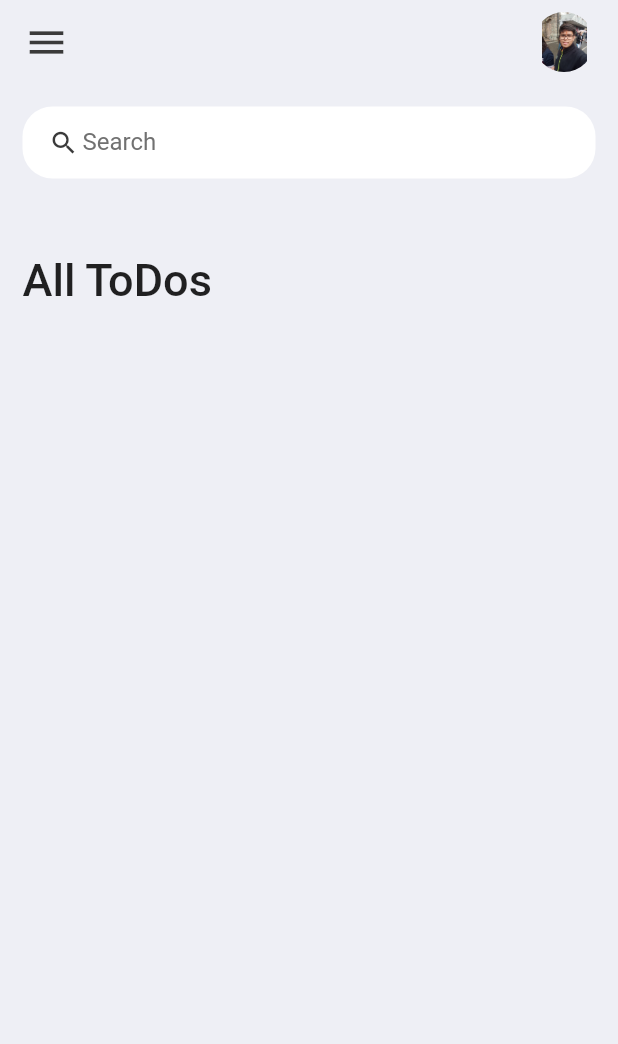
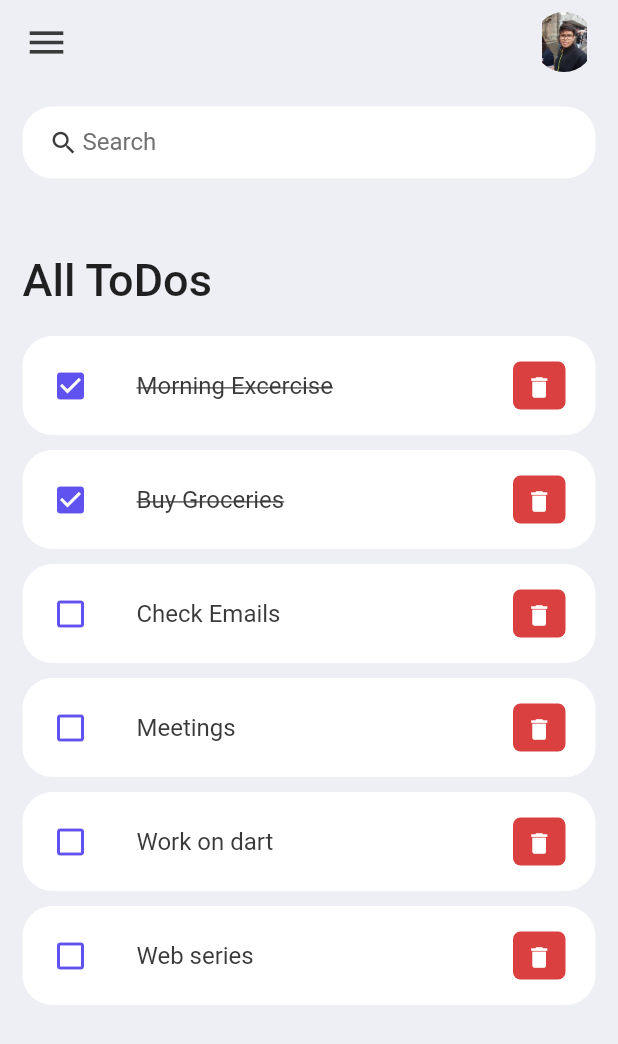
Before and after one commit to RahulRai02/Todo-App-in-Flutter, a Flutter app: the screen it shows after launch, on a phone screen of 412 x 824 dp. Shown: the top 1044 px of the screen. Run offline on Flutter 3.47's test engine with Material 2 defaults, Android fonts, the phone set to English and light mode, and no system bars.

Commit message:
Step2: Static todos rendered on the listtiles

```diff
--- a/lib/main.dart
+++ b/lib/main.dart
@@ -11,7 +11,7 @@ class MyApp extends StatelessWidget {
   // This widget is the root of your application.
   @override
   Widget build(BuildContext context) {
-    return const MaterialApp(
+    return MaterialApp(
       title: 'Todo App',
       home: Home(),
     );
--- /dev/null
+++ b/lib/model/todo.dart
@@ -0,0 +1,34 @@
+class Todo {
+  String? id;
+  String todoText;
+  late bool isDone;
+
+  Todo({
+    required this.id,
+    required this.todoText,
+    this.isDone = false,
+  });
+
+  static List<Todo> todoListItems() {
+    return [
+      Todo(id: '01', todoText: 'Morning Excercise', isDone: true),
+      Todo(id: '02', todoText: 'Buy Groceries', isDone: true),
+      Todo(
+        id: '03',
+        todoText: 'Check Emails',
+      ),
+      Todo(
+        id: '04',
+        todoText: 'Meetings',
+      ),
+      Todo(
+        id: '05',
+        todoText: 'Work on dart',
+      ),
+      Todo(
+        id: '06',
+        todoText: 'Web series',
+      ),
+    ];
+  }
+}
--- a/lib/screens/home.dart
+++ b/lib/screens/home.dart
@@ -1,9 +1,15 @@
+// ignore_for_file: prefer_const_constructors
+
 import 'package:flutter/material.dart';
 import 'package:mytodo/constants/colors.dart';
+import 'package:mytodo/model/todo.dart';
 import 'package:mytodo/search_box.dart';
+import 'package:mytodo/todo_item.dart';
 
 class Home extends StatelessWidget {
-  const Home({super.key});
+  Home({super.key});
+
+  final todoListStat = Todo.todoListItems();
 
   @override
   Widget build(BuildContext context) {
@@ -35,13 +41,11 @@ class Home extends StatelessWidget {
         child: Column(
           // ignore: prefer_const_literals_to_create_immutables
           children: [
-            // ignore: prefer_const_constructors
             searchBox(),
             Expanded(
               child: ListView(
                 children: [
                   Container(
-                    // ignore: prefer_const_constructors
                     margin: EdgeInsets.only(
                       top: 50,
                       bottom: 20,
@@ -53,10 +57,16 @@ class Home extends StatelessWidget {
                         fontWeight: FontWeight.w500,
                       ),
                     ),
-                  )
+                  ),
+                  for (Todo todo in todoListStat)
+                    ToDoItem(
+                      note: todo,
+                    ),
+
+                  // ToDoItem(),
                 ],
               ),
-            )
+            ),
           ],
         ),
       ),
--- /dev/null
+++ b/lib/todo_item.dart
@@ -0,0 +1,64 @@
+// ignore_for_file: prefer_const_constructors
+import 'package:flutter/material.dart';
+import 'package:mytodo/constants/colors.dart';
+import 'dart:developer' as devtools show log;
+
+import 'package:mytodo/model/todo.dart';
+
+class ToDoItem extends StatelessWidget {
+  final Todo note;
+  const ToDoItem({super.key, required this.note});
+
+  @override
+  Widget build(BuildContext context) {
+    return Container(
+      margin: EdgeInsets.only(
+        bottom: 10,
+      ),
+      child: ListTile(
+          contentPadding: EdgeInsets.symmetric(
+            vertical: 5,
+            horizontal: 20,
+          ),
+          onTap: () {
+            devtools.log('Clicked on the List title');
+          },
+          shape: RoundedRectangleBorder(
+            borderRadius: BorderRadius.circular(20),
+          ),
+          tileColor: Colors.white,
+          leading: Icon(
+            note.isDone ? Icons.check_box : Icons.check_box_outline_blank,
+            color: tdBlue,
+          ),
+          title: Text(
+            note.todoText,
+            // 'Check Mail',
+            style: TextStyle(
+              fontSize: 16,
+              color: tdBlack,
+              decoration: note.isDone ? TextDecoration.lineThrough : null,
+            ),
+          ),
+          trailing: Container(
+            padding: EdgeInsets.all(0),
+            margin: EdgeInsets.symmetric(vertical: 12),
+            height: 35,
+            width: 35,
+            decoration: BoxDecoration(
+              color: tdRed,
+              borderRadius: BorderRadius.circular(5),
+            ),
+            child: IconButton(
+              color: Colors.white,
+              iconSize: 18,
+              icon: Icon(Icons.delete),
+              onPressed: () {
+                // Navigator.of(context).pop();
+                devtools.log('Clicked on delete');
+              },
+            ),
+          )),
+    );
+  }
+}
```
